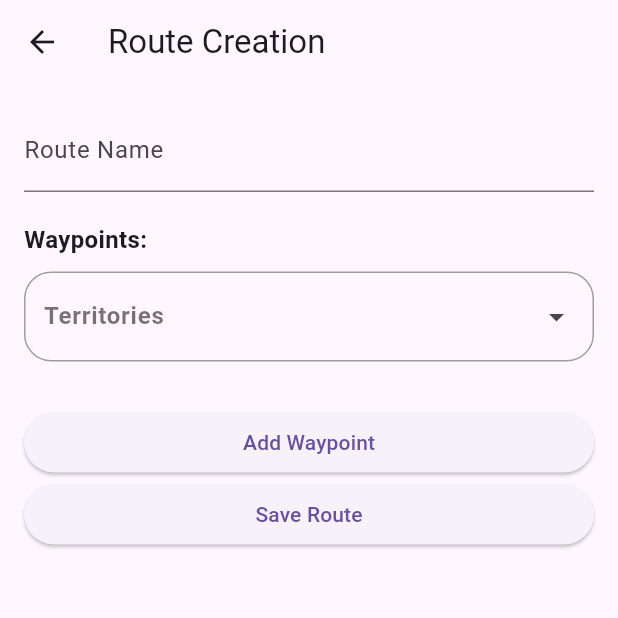
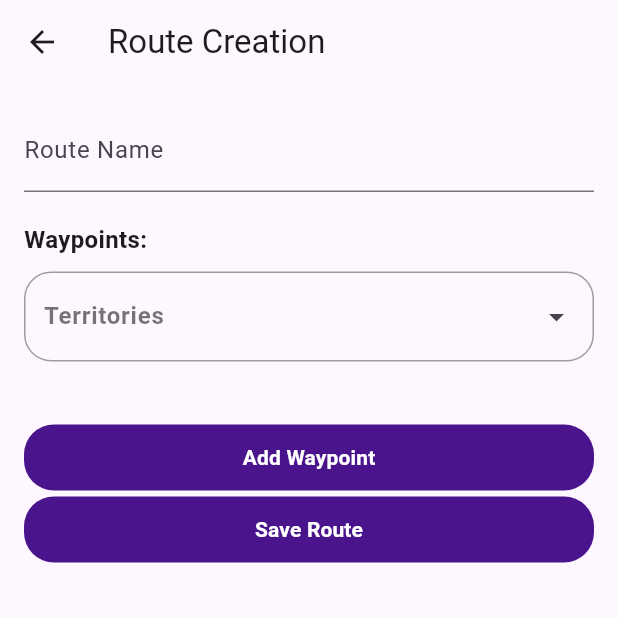
Before and after one commit to Sohampawar17/Samrudhi, a Flutter app: the RouteCreationForm screen opened by its route, after a tap on "Add Waypoint", on a phone screen of 412 x 824 dp, the top half of it. Run offline on Flutter 3.47's test engine with Material 3 defaults, Android fonts, the phone set to English and light mode, and no system bars; drawn by our look-alikes of dropdown_search; our stand-ins replace auto_size_text, cached_network_image, dio, dropdown_button2, flutter_html, flutter_image_compress and 19 more; accounts and stored records are empty; network calls fail.

Commit message:
new changes

```diff
--- a/lib/model/get_teritorry_details.dart
+++ b/lib/model/get_teritorry_details.dart
@@ -78,7 +78,7 @@ class RouteMaster {
   String? workflowState;
   String? routeName;
   int? enabled;
-  List<Waypoints>? waypoints;
+  List<Waypoints>? waypoints=[];
   List<String>? nextAction;
   bool? allowEdit;
 
--- a/lib/screens/sales_force/add_route_creation/route_creation_form.dart
+++ b/lib/screens/sales_force/add_route_creation/route_creation_form.dart
@@ -4,6 +4,7 @@ import 'package:geolocation/widgets/full_screen_loader.dart';
 import 'package:stacked/stacked.dart';
 import '../../../model/get_teritorry_details.dart';
 import '../../../widgets/drop_down.dart';
+import '../../../widgets/text_button.dart';
 
 
 
@@ -85,7 +86,8 @@ class _RouteCreationFormState extends State<RouteCreationForm> {
                     return Column(
                       crossAxisAlignment: CrossAxisAlignment.start,
                       children: [
-                        if (index != 0) _buildTimelineLine(), // Add line between dots
+                        if (index != 0)
+                          _buildTimelineLine(), // Add line between dots
                         Row(
                           children: [
                             _buildTimelineDot(),
@@ -116,18 +118,19 @@ class _RouteCreationFormState extends State<RouteCreationForm> {
                 // ),
 
 
-                SizedBox(height: 10),
-                ElevatedButton(
-                  onPressed: () {
+                SizedBox(height: 20),
+                CtextButton(onPressed: ()
+                {
                   setState(() {
                     _territoryList.add(TerritoryData(territoryName:selectedWaypoint!));
                   });
+
                   },
-                  child: Text('Add Waypoint'),
-                ),
-                ElevatedButton(
-                  onPressed: () {
-                    // Save route data
+                  text: 'Add Waypoint',
+                  buttonColor: Colors.purple.shade900,),
+
+                CtextButton(onPressed: ()
+                {
                   String routeName = _routeNameController.text;
                   String startingLocation = _startingLocationController.text;
                   String destination = _destinationController.text;
@@ -141,11 +144,14 @@ class _RouteCreationFormState extends State<RouteCreationForm> {
                       };
                     }).toList()
                   };
+
+                  print(payload);
                   viewModel.saveRoute(payload);
 
                 },
-                  child: Text('Save Route'),
-                ),
+                  text: 'Save Route',
+                  buttonColor: Colors.purple.shade900,),
+
               ],
             ),
           ),
@@ -158,7 +164,7 @@ class _RouteCreationFormState extends State<RouteCreationForm> {
     return Container(
       width: 2,
       height: 20,
-      color: Colors.blue, // Customize the color as needed
+      color: Colors.purple.shade900, // Customize the color as needed
     );
   }
 
--- a/lib/screens/sales_force/route_assignment_viewmodel.dart
+++ b/lib/screens/sales_force/route_assignment_viewmodel.dart
@@ -23,7 +23,7 @@ class RouteAssignmentViewModel extends BaseViewModel{
     return employee.id!;
   }
 
-  List<Waypoint> getChildTableData(){
+  List<Waypoints> getChildTableData(){
     return[];
 
   }
--- a/lib/screens/sales_force/routes_process_screen.dart
+++ b/lib/screens/sales_force/routes_process_screen.dart
@@ -8,8 +8,7 @@ import 'package:geolocation/screens/sales_force/routes_approval_list.dart';
 class RouteScreen extends StatelessWidget {
   @override
   Widget build(BuildContext context) {
-    return MaterialApp(
-      home: Scaffold(
+    return  Scaffold(
         appBar: AppBar(
           title: Text('Sales Force Management'),
         ),
@@ -77,7 +76,7 @@ class RouteScreen extends StatelessWidget {
             ],
           ),
         ),
-      ),
+
     );
   }
 }
--- a/lib/screens/sales_force/update_route_creation/route_approval_view_model.dart
+++ b/lib/screens/sales_force/update_route_creation/route_approval_view_model.dart
@@ -45,7 +45,7 @@ class RouteApprovalViewModel extends BaseViewModel{
       case 'Cancelled':
         return Colors.red; // Red for Do Not Contact
       default:
-        return Colors.grey; // Default Grey for unknown status
+        return Colors.blue; // Default Grey for unknown status
     }
   }
 
--- a/lib/services/route_services.dart
+++ b/lib/services/route_services.dart
@@ -129,6 +129,10 @@ class RouteServices {
       if (response.statusCode == 200) {
         Map<String, dynamic> jsonData = json.decode(json.encode(response.data));
          print(response.data);
+        Fluttertoast.showToast(gravity: ToastGravity.BOTTOM,
+          msg: 'Route Created Successfully',
+          textColor: const Color(0xFFFFFFFF),
+          backgroundColor: const Color(0xFFBA1A1A),);
         return [];
       } else {
 
@@ -204,6 +208,7 @@ class RouteServices {
         routes = List.from(jsonData["data"]
             .map<RouteMasterData>((data) => RouteMasterData.fromJson(data))
             .toList());
+
         return routes;
       } else {
         return routes;
```
Also changed, not shown: lib/screens/geolocation/geolocation_view.dart (+8 -9 lines), lib/screens/sales_force/route_assignment_form.dart (+13 -10 lines), lib/screens/sales_force/update_route_creation/route_approval_screen.dart (+11 -11 lines), lib/screens/visit_screens/visit_list/visit_list_screen.dart (+6 -7 lines). Lines whose indentation alone changed are shown as unchanged.
